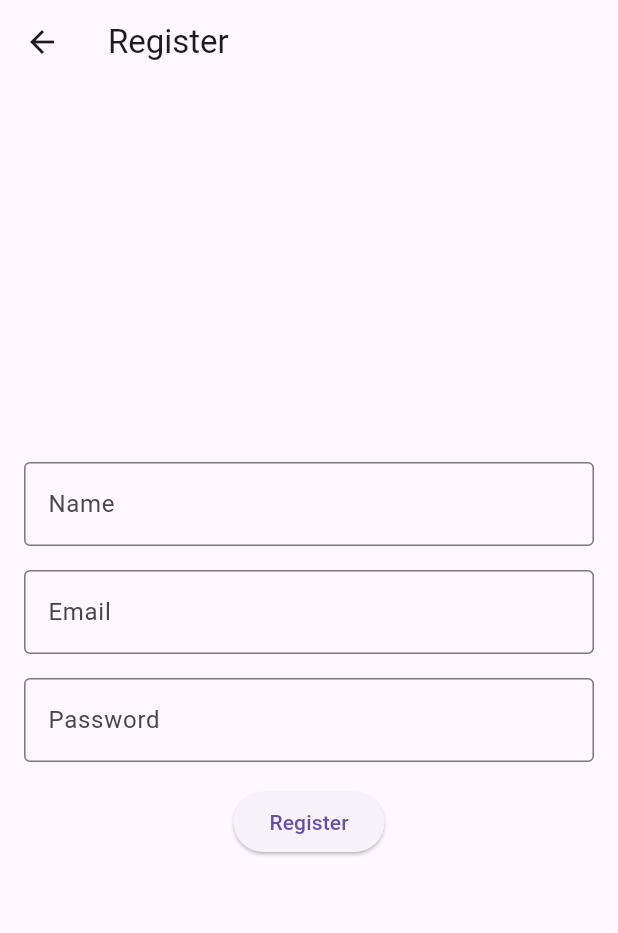
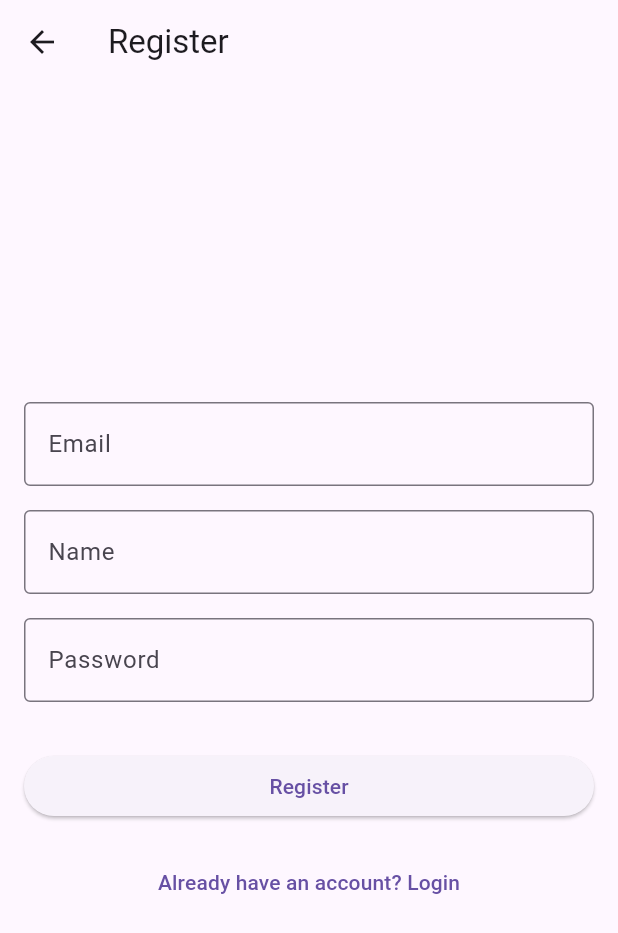
Before and after one commit to AndriyDerk/flutter-lab-2-5, a Flutter app: the RegisterScreen screen opened by its route, on a phone screen of 412 x 824 dp. Shown: the top 933 px of the screen. Run offline on Flutter 3.47's test engine with Material 3 defaults, Android fonts, the phone set to English and light mode, and no system bars; our stand-ins replace shared_preferences; accounts and stored records are empty.

Commit message:
Lab-3: Added logic for login, registration, and user data handling

```diff
--- /dev/null
+++ b/lib/models/user.dart
@@ -0,0 +1,27 @@
+class User {
+  final String email;
+  final String name;
+  final String password;
+
+  User({required this.email, required this.name, required this.password});
+
+  Map<String, String> toMap() => {
+        'email': email,
+        'name': name,
+        'password': password,
+      };
+
+  factory User.fromMap(Map<String, String> map) {
+    if (!map.containsKey('email') ||
+        !map.containsKey('name') ||
+        !map.containsKey('password')) {
+      throw Exception('Invalid user data');
+    }
+
+    return User(
+      email: map['email'] ?? '',
+      name: map['name'] ?? '',
+      password: map['password'] ?? '',
+    );
+  }
+}
--- /dev/null
+++ b/lib/repository/user_repository.dart
@@ -0,0 +1,7 @@
+import '../models/user.dart';
+
+abstract class UserRepository {
+  Future<void> registerUser(User user);
+  Future<User?> getUserByEmail(String email);
+  Future<void> updateUser(User user);
+}
--- a/lib/screens/register_screen.dart
+++ b/lib/screens/register_screen.dart
@@ -1,30 +1,80 @@
 import 'package:flutter/material.dart';
+import '../models/user.dart';
+import '../repository/local_user_repository.dart';
+import '../utils/validators.dart';
 import '../widgets/text_input.dart';
 import '../widgets/custom_button.dart';
 
-class RegisterScreen extends StatelessWidget {
-  const RegisterScreen({super.key});
+class RegisterScreen extends StatefulWidget {
+  @override
+  _RegisterScreenState createState() => _RegisterScreenState();
+}
+
+class _RegisterScreenState extends State<RegisterScreen> {
+  final _repository = LocalUserRepository();
+  final _emailController = TextEditingController();
+  final _nameController = TextEditingController();
+  final _passwordController = TextEditingController();
+  String? _errorMessage;
+
+  void _register() async {
+    final email = _emailController.text;
+    final name = _nameController.text;
+    final password = _passwordController.text;
+
+    if (!isValidEmail(email)) {
+      setState(() => _errorMessage = 'Invalid email address.');
+      return;
+    }
+    if (!isValidName(name)) {
+      setState(() => _errorMessage = 'Name cannot contain numbers.');
+      return;
+    }
+    if (!isValidPassword(password)) {
+      setState(() => _errorMessage = 'Password must be at least 6 characters.');
+      return;
+    }
+
+    final user = User(email: email, name: name, password: password);
+    await _repository.registerUser(user);
+
+    Navigator.pushNamed(context, '/login');
+  }
 
   @override
   Widget build(BuildContext context) {
     return Scaffold(
-      appBar: AppBar(title: const Text('Register')),
+      appBar: AppBar(title: Text('Register')),
       body: Padding(
         padding: const EdgeInsets.all(16.0),
         child: Column(
           mainAxisAlignment: MainAxisAlignment.center,
+          crossAxisAlignment: CrossAxisAlignment.stretch,
           children: [
-            const TextInput(label: 'Name'),
-            const SizedBox(height: 16),
-            const TextInput(label: 'Email'),
-            const SizedBox(height: 16),
-            const TextInput(label: 'Password', isPassword: true),
-            const SizedBox(height: 16),
-            CustomButton(
-              text: 'Register',
+            TextInput(label: 'Email', controller: _emailController),
+            SizedBox(height: 16), // Відступ між інпутами
+            TextInput(label: 'Name', controller: _nameController),
+            SizedBox(height: 16),
+            TextInput(
+              label: 'Password',
+              isPassword: true,
+              controller: _passwordController,
+            ),
+            SizedBox(height: 16),
+            if (_errorMessage != null)
+              Text(
+                _errorMessage!,
+                style: TextStyle(color: Colors.red),
+                textAlign: TextAlign.center,
+              ),
+            SizedBox(height: 16),
+            CustomButton(text: 'Register', onPressed: _register),
+            SizedBox(height: 16),
+            TextButton(
               onPressed: () {
-                Navigator.pushNamed(context, '/profile');
+                Navigator.pushNamed(context, '/login');
               },
+              child: Text('Already have an account? Login'),
             ),
           ],
         ),
--- a/lib/widgets/text_input.dart
+++ b/lib/widgets/text_input.dart
@@ -3,15 +3,22 @@ import 'package:flutter/material.dart';
 class TextInput extends StatelessWidget {
   final String label;
   final bool isPassword;
+  final TextEditingController controller;
 
-  const TextInput({super.key, required this.label, this.isPassword = false});
+  const TextInput({
+    super.key,
+    required this.label,
+    required this.controller,
+    this.isPassword = false,
+  });
 
   @override
   Widget build(BuildContext context) {
     return TextField(
+      controller: controller,
       decoration: InputDecoration(
         labelText: label,
-        border: const OutlineInputBorder(),
+        border: OutlineInputBorder(),
       ),
       obscureText: isPassword,
     );
```
Also changed, not shown: analysis_options.yaml (+40 -24 lines), lib/main.dart (+5 -9 lines), lib/repository/local_user_repository.dart (added, +37 -0 lines), lib/screens/login_screen.dart (+51 -16 lines), lib/utils/validators.dart (added, +11 -0 lines), pubspec.yaml (+5 -73 lines), lib/services/storage_service.dart (added), pubspec.lock, 1 other file.
